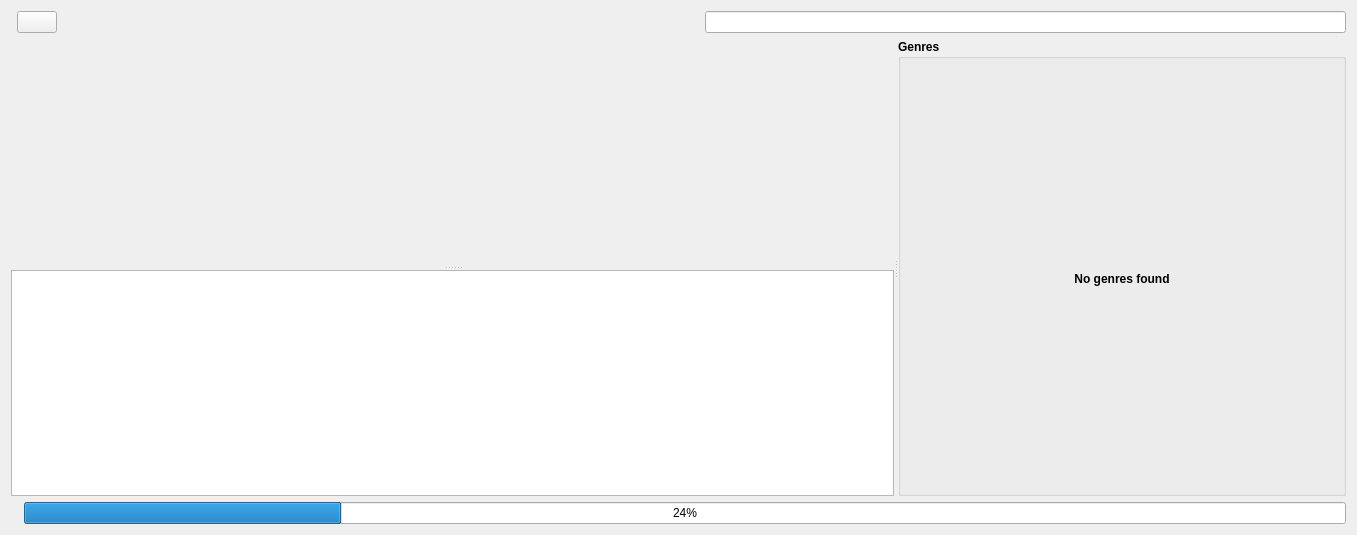
return42/sayonara, file src/GUI/Library/GUI_LocalLibrary.ui: the form before one commit.
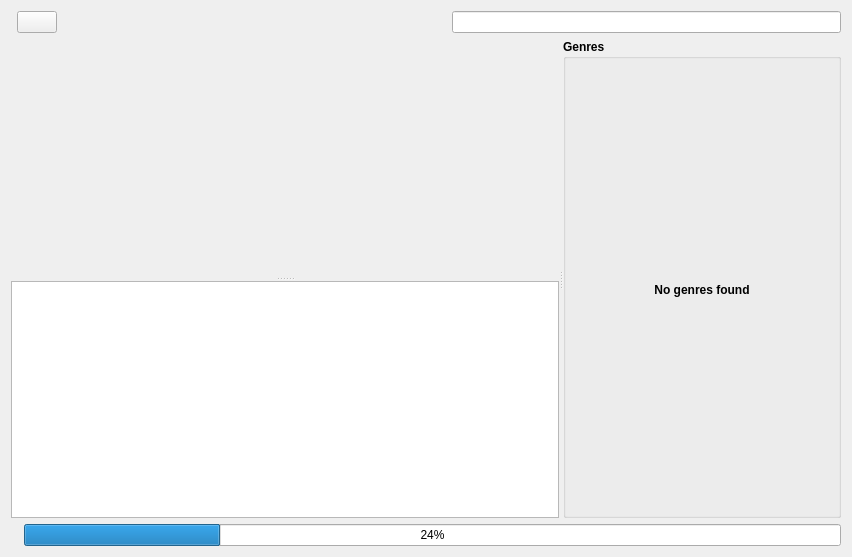
The form after the commit. The open tabs and pages were chosen to show the change. Custom widgets are drawn as their Qt base class.

Diff of the .ui file:
```diff
--- a/src/GUI/Library/GUI_LocalLibrary.ui
+++ b/src/GUI/Library/GUI_LocalLibrary.ui
@@ -6,8 +6,8 @@
    <rect>
     <x>0</x>
     <y>0</y>
-    <width>1357</width>
-    <height>535</height>
+    <width>852</width>
+    <height>557</height>
    </rect>
   </property>
   <property name="sizePolicy">
@@ -200,6 +200,21 @@
        </widget>
        <widget class="QWidget" name="page_cover">
         <layout class="QVBoxLayout" name="verticalLayout_2">
+         <property name="spacing">
+          <number>5</number>
+         </property>
+         <property name="leftMargin">
+          <number>0</number>
+         </property>
+         <property name="topMargin">
+          <number>0</number>
+         </property>
+         <property name="rightMargin">
+          <number>0</number>
+         </property>
+         <property name="bottomMargin">
+          <number>0</number>
+         </property>
          <item>
           <widget class="QWidget" name="cover_topbar" native="true">
            <property name="sizePolicy">
```
Left out of the diff: 2 changed lines with no effect on the pictures.
